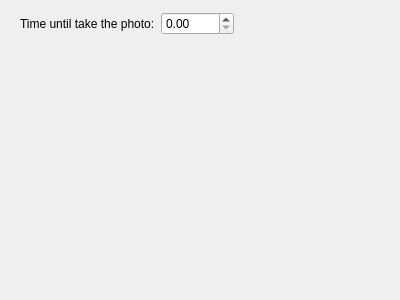
Before: the Qt Designer form src/pictureConfig.ui in KDE/kamoso, drawn with Qt 5.
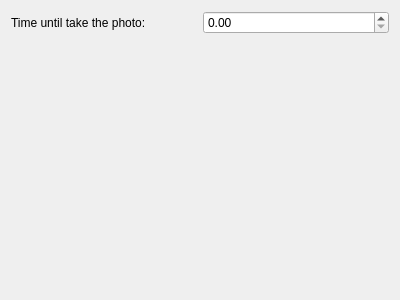
After: the same form once the commit is applied.

Patch:
```diff
--- a/src/pictureConfig.ui
+++ b/src/pictureConfig.ui
@@ -13,15 +13,8 @@
   <property name="windowTitle">
    <string>Form</string>
   </property>
-  <widget class="QWidget" name="">
-   <property name="geometry">
-    <rect>
-     <x>20</x>
-     <y>10</y>
-     <width>214</width>
-     <height>27</height>
-    </rect>
-   </property>
+  <layout class="QVBoxLayout" name="verticalLayout">
+   <item>
    <layout class="QHBoxLayout" name="horizontalLayout">
     <item>
      <widget class="QLabel" name="label">
@@ -34,7 +27,21 @@
      <widget class="QDoubleSpinBox" name="kcfg_photoTime"/>
     </item>
    </layout>
-  </widget>
+   </item>
+   <item>
+    <spacer name="verticalSpacer">
+     <property name="orientation">
+      <enum>Qt::Vertical</enum>
+     </property>
+     <property name="sizeHint" stdset="0">
+      <size>
+       <width>20</width>
+       <height>248</height>
+      </size>
+     </property>
+    </spacer>
+   </item>
+  </layout>
  </widget>
  <resources/>
  <connections/>
```
Lines whose indentation alone changed are shown as unchanged.
